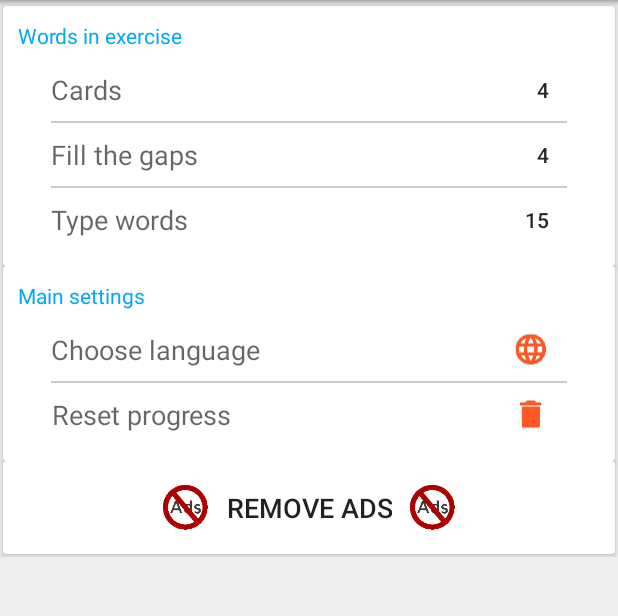
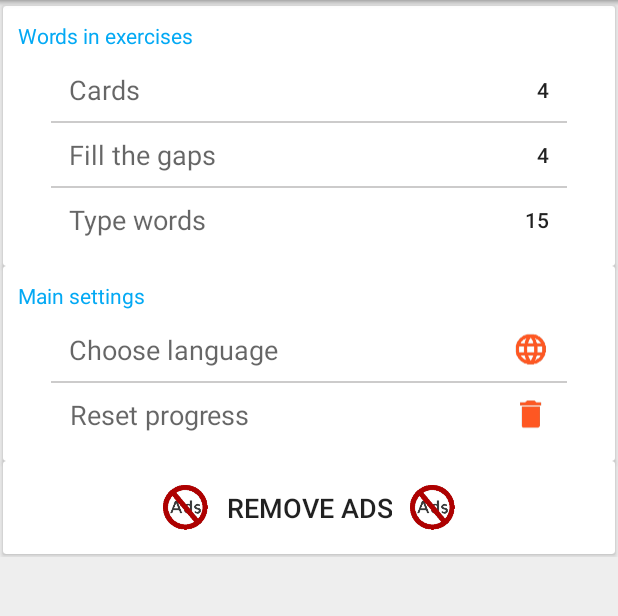
Before and after one commit to polis89/GermanVerbs, an Android app: the fragment SettingsFragment shown on its own in the app's theme, after a tap on "Choose language", on a phone screen of 412 x 824 dp, the part 84-700 px from its top. Run offline under Robolectric (Android 15) with nearby library versions, the phone set to English and light mode, and no system bars; 1 statement that could not run was skipped.

Commit message:
Change paddings in settings Activity, add changing background onTouch event

```diff
--- a/app/src/main/java/ru/polis/germanverbs/SettingsFragment.java
+++ b/app/src/main/java/ru/polis/germanverbs/SettingsFragment.java
@@ -11,9 +11,11 @@ import android.support.annotation.Nullable;
 import android.support.v4.app.Fragment;
 import android.support.v4.widget.CursorAdapter;
 import android.view.LayoutInflater;
+import android.view.MotionEvent;
 import android.view.View;
 import android.view.ViewGroup;
 import android.widget.NumberPicker;
+import android.widget.RelativeLayout;
 import android.widget.TextView;
 
 import ru.polis.germanverbs.database.DBHelper;
@@ -31,37 +33,53 @@ public class SettingsFragment extends Fragment {
     @Nullable
     @Override
     public View onCreateView(LayoutInflater inflater, @Nullable ViewGroup container, @Nullable Bundle savedInstanceState) {
+        SettingsOnTouchListener onTouchListener = new SettingsOnTouchListener();
         View view = inflater.inflate(R.layout.fragment_settings, container, false);
-        view.findViewById(R.id.settings_cards_relative_l).setOnClickListener(new View.OnClickListener() {
+        RelativeLayout viewCardsRelaytive = (RelativeLayout) view.findViewById(R.id.settings_cards_relative_l);
+        viewCardsRelaytive.setOnClickListener(new View.OnClickListener() {
             @Override
             public void onClick(View v) {
                 showNumberPickerDialog(1);
             }
         });
-        view.findViewById(R.id.settings_fill_gaps_relative_l).setOnClickListener(new View.OnClickListener() {
+        viewCardsRelaytive.setOnTouchListener(onTouchListener);
+
+        RelativeLayout viewFillTheGapsRelaytive = (RelativeLayout) view.findViewById(R.id.settings_fill_gaps_relative_l);
+        viewFillTheGapsRelaytive.setOnClickListener(new View.OnClickListener() {
             @Override
             public void onClick(View v) {
                 showNumberPickerDialog(2);
             }
         });
-        view.findViewById(R.id.settings_typo_relative_l).setOnClickListener(new View.OnClickListener() {
+        viewFillTheGapsRelaytive.setOnTouchListener(onTouchListener);
+
+        RelativeLayout viewTypeWordsRelaytive = (RelativeLayout) view.findViewById(R.id.settings_typo_relative_l);
+        viewTypeWordsRelaytive.setOnClickListener(new View.OnClickListener() {
             @Override
             public void onClick(View v) {
                 showNumberPickerDialog(3);
             }
         });
-        view.findViewById(R.id.settings_language_relative_l).setOnClickListener(new View.OnClickListener() {
+        viewTypeWordsRelaytive.setOnTouchListener(onTouchListener);
+
+        RelativeLayout viewLanguageRelaytive = (RelativeLayout) view.findViewById(R.id.settings_language_relative_l);
+        viewLanguageRelaytive.setOnClickListener(new View.OnClickListener() {
             @Override
             public void onClick(View v) {
                 ((MainActivity)getActivity()).showChooseLanguageDialog();
             }
         });
-        view.findViewById(R.id.settings_reset_relative_l).setOnClickListener(new View.OnClickListener() {
+        viewLanguageRelaytive.setOnTouchListener(onTouchListener);
+
+        RelativeLayout viewResetRelaytive = (RelativeLayout) view.findViewById(R.id.settings_reset_relative_l);
+        viewResetRelaytive.setOnClickListener(new View.OnClickListener() {
             @Override
             public void onClick(View v) {
-                new ClearProgressAsyncTask(DBService.getInstance(getActivity())).execute();
+                showResetProgressConfirm();
             }
         });
+        viewResetRelaytive.setOnTouchListener(onTouchListener);
+
         cardsNumber = (TextView)view.findViewById(R.id.settings_cards_number);
         fillGapsNumber = (TextView)view.findViewById(R.id.settings_fill_the_gaps_number);
         typoNumber = (TextView)view.findViewById(R.id.settings_type_words_number);
@@ -71,6 +89,20 @@ public class SettingsFragment extends Fragment {
         fillGapsNumber.setText("" + sharedPreferences.getInt(MainActivity.SHARED_PREF_TYPE_WORD_GAME_WORD_COUNT, 15));
         typoNumber.setText("" + sharedPreferences.getInt(MainActivity.SHARED_PREF_FULL_TYPE_WORD_GAME_WORD_COUNT, 15));
         return view;
+    }
+
+    private void showResetProgressConfirm() {
+        AlertDialog.Builder builder = new AlertDialog.Builder(getActivity());
+        builder.setMessage(R.string.reset_apply_message);
+        builder.setPositiveButton(R.string.reset, new DialogInterface.OnClickListener() {
+            @Override
+            public void onClick(DialogInterface dialog, int which) {
+                new ClearProgressAsyncTask(DBService.getInstance(getActivity())).execute();
+
+            }
+        });
+        builder.setNegativeButton(R.string.cancel, null);
+        builder.show();
     }
 
     // @param number_of_preference
@@ -160,4 +192,18 @@ public class SettingsFragment extends Fragment {
             ((CursorAdapter)verbsFragment.getListAdapter()).changeCursor(writableDatabase.query(DBHelper.TABLE_WORD_NAME, null, null, null, null, null, null));
         }
     }
+
+    private class SettingsOnTouchListener implements View.OnTouchListener{
+        @Override
+        public boolean onTouch(View v, MotionEvent event) {
+            int action = event.getAction();
+//                Toast.makeText(getActivity(), "Action: " + action, Toast.LENGTH_SHORT).show();
+            if(action == MotionEvent.ACTION_DOWN){
+                v.setBackgroundColor(getResources().getColor(R.color.colorViewTouch));
+            } else if (action == MotionEvent.ACTION_UP || action == MotionEvent.ACTION_CANCEL){
+                v.setBackgroundColor(getResources().getColor(R.color.colorTextOrIcons));
+            }
+            return false;
+        }
+    }
 }
--- a/app/src/main/res/layout/fragment_settings.xml
+++ b/app/src/main/res/layout/fragment_settings.xml
@@ -42,7 +42,8 @@
                     android:layout_marginLeft="@dimen/settings_linear_lay_games_margin"
                     android:layout_marginStart="@dimen/settings_linear_lay_games_margin"
                     android:layout_marginRight="@dimen/settings_linear_lay_games_margin"
-                    android:layout_marginEnd="@dimen/settings_linear_lay_games_margin">
+                    android:layout_marginEnd="@dimen/settings_linear_lay_games_margin"
+                    android:clickable="true">
                     <TextView
                         android:layout_width="wrap_content"
                         android:layout_height="match_parent"
@@ -50,7 +51,9 @@
                         android:layout_alignParentLeft="true"
                         android:layout_alignParentStart="true"
                         android:gravity="center"
-                        android:textAppearance="?android:attr/textAppearanceMedium"/>
+                        android:textAppearance="?android:attr/textAppearanceMedium"
+                        android:paddingLeft="@dimen/settings_numbers_right_padding"
+                        android:paddingStart="@dimen/settings_numbers_right_padding"/>
                     <TextView
                         android:id="@+id/settings_cards_number"
                         android:layout_width="wrap_content"
@@ -85,7 +88,9 @@
                         android:layout_alignParentLeft="true"
                         android:layout_alignParentStart="true"
                         android:gravity="center"
-                        android:textAppearance="?android:attr/textAppearanceMedium"/>
+                        android:textAppearance="?android:attr/textAppearanceMedium"
+                        android:paddingLeft="@dimen/settings_numbers_right_padding"
+                        android:paddingStart="@dimen/settings_numbers_right_padding"/>
                     <TextView
                         android:id="@+id/settings_fill_the_gaps_number"
                         android:layout_width="wrap_content"
@@ -120,7 +125,9 @@
                         android:layout_alignParentLeft="true"
                         android:layout_alignParentStart="true"
                         android:gravity="center"
-                        android:textAppearance="?android:attr/textAppearanceMedium"/>
+                        android:textAppearance="?android:attr/textAppearanceMedium"
+                        android:paddingLeft="@dimen/settings_numbers_right_padding"
+                        android:paddingStart="@dimen/settings_numbers_right_padding"/>
                     <TextView
                         android:id="@+id/settings_type_words_number"
                         android:layout_width="wrap_content"
@@ -171,7 +178,9 @@
                         android:layout_alignParentLeft="true"
                         android:layout_alignParentStart="true"
                         android:gravity="center"
-                        android:textAppearance="?android:attr/textAppearanceMedium"/>
+                        android:textAppearance="?android:attr/textAppearanceMedium"
+                        android:paddingLeft="@dimen/settings_numbers_right_padding"
+                        android:paddingStart="@dimen/settings_numbers_right_padding"/>
                     <ImageView
                         android:layout_width="wrap_content"
                         android:layout_height="match_parent"
@@ -206,7 +215,9 @@
                         android:layout_alignParentLeft="true"
                         android:layout_alignParentStart="true"
                         android:gravity="center"
-                        android:textAppearance="?android:attr/textAppearanceMedium"/>
+                        android:textAppearance="?android:attr/textAppearanceMedium"
+                        android:paddingLeft="@dimen/settings_numbers_right_padding"
+                        android:paddingStart="@dimen/settings_numbers_right_padding"/>
                     <ImageView
                         android:layout_width="wrap_content"
                         android:layout_height="match_parent"
--- a/app/src/main/res/values/colors.xml
+++ b/app/src/main/res/values/colors.xml
@@ -7,6 +7,7 @@
     <color name="colorAccent">#03A9F4</color>
     <color name="colorTextPrimary">#212121</color>
     <color name="colorTextSecondary">#727272</color>
+    <color name="colorViewTouch">#bdbdbd</color>
     <color name="colorDivider">#B6B6B6</color>
     <color name="colorDividerSlight">#cccbcb</color>
     <color name="colorTrueAnswer">#7cb342</color>
--- a/app/src/main/res/values/strings.xml
+++ b/app/src/main/res/values/strings.xml
@@ -58,7 +58,7 @@
     <string name="number_picker_dialog_cards_game">Amount of words in Cards</string>
     <string name="number_picker_dialog_fill_the_gaps_game">Amount of words in Fill the Gaps</string>
     <string name="number_picker_dialog_type_the_word_game">Amount of words in Type words</string>
-    <string name="words_in_exercise">Words in exercise</string>
+    <string name="words_in_exercise">Words in exercises</string>
     <string name="remove_ads">Remove Ads</string>
     <string name="main_settings">Main settings</string>
     <string name="language_description">Choose language</string>
```
